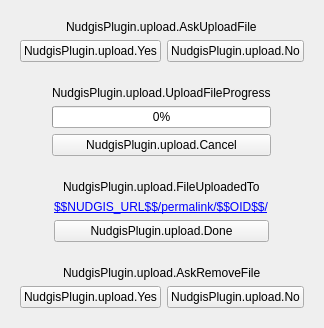
Before: the Qt Designer form src/nudgis-upload.ui in UbiCastTeam/nudgis-obs-plugin, drawn with Qt 5.
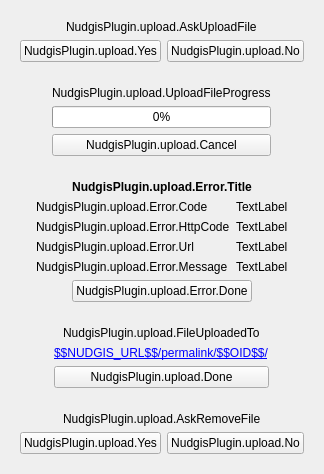
After: the same form once the commit is applied.

Commit message:
nudgis-upload-ui: added error display in UI
  - integration in the ui manager (NudgisUploadUi)
  - addition of a widget dedicated to the display of errors
  - added English translations
  - added French translations

The edit to the form file:
```diff
--- a/src/nudgis-upload.ui
+++ b/src/nudgis-upload.ui
@@ -78,6 +78,152 @@
      </layout>
     </widget>
    </item>
+   <item alignment="Qt::AlignHCenter">
+    <widget class="QWidget" name="widget_Error" native="true">
+     <property name="visible">
+      <bool>false</bool>
+     </property>
+     <layout class="QVBoxLayout" name="verticalLayout_Error">
+      <item>
+       <layout class="QGridLayout" name="gridLayout">
+        <item row="1" column="0">
+         <widget class="QLabel" name="label_Error_Code">
+          <property name="minimumSize">
+           <size>
+            <width>100</width>
+            <height>0</height>
+           </size>
+          </property>
+          <property name="text">
+           <string>NudgisPlugin.upload.Error.Code</string>
+          </property>
+          <property name="alignment">
+           <set>Qt::AlignLeading|Qt::AlignLeft|Qt::AlignTop</set>
+          </property>
+         </widget>
+        </item>
+        <item row="4" column="0">
+         <widget class="QLabel" name="label_Error_Message">
+          <property name="minimumSize">
+           <size>
+            <width>100</width>
+            <height>0</height>
+           </size>
+          </property>
+          <property name="text">
+           <string>NudgisPlugin.upload.Error.Message</string>
+          </property>
+          <property name="alignment">
+           <set>Qt::AlignLeading|Qt::AlignLeft|Qt::AlignTop</set>
+          </property>
+         </widget>
+        </item>
+        <item row="3" column="1">
+         <widget class="QLabel" name="value_Error_Url">
+          <property name="text">
+           <string>TextLabel</string>
+          </property>
+          <property name="textInteractionFlags">
+           <set>Qt::LinksAccessibleByMouse|Qt::TextSelectableByMouse</set>
+          </property>
+         </widget>
+        </item>
+        <item row="1" column="1">
+         <widget class="QLabel" name="value_Error_Code">
+          <property name="text">
+           <string>TextLabel</string>
+          </property>
+          <property name="textInteractionFlags">
+           <set>Qt::LinksAccessibleByMouse|Qt::TextSelectableByMouse</set>
+          </property>
+         </widget>
+        </item>
+        <item row="2" column="1">
+         <widget class="QLabel" name="value_Error_HttpCode">
+          <property name="text">
+           <string>TextLabel</string>
+          </property>
+          <property name="textInteractionFlags">
+           <set>Qt::LinksAccessibleByMouse|Qt::TextSelectableByMouse</set>
+          </property>
+         </widget>
+        </item>
+        <item row="3" column="0">
+         <widget class="QLabel" name="label_Error_Url">
+          <property name="minimumSize">
+           <size>
+            <width>100</width>
+            <height>0</height>
+           </size>
+          </property>
+          <property name="text">
+           <string>NudgisPlugin.upload.Error.Url</string>
+          </property>
+          <property name="alignment">
+           <set>Qt::AlignLeading|Qt::AlignLeft|Qt::AlignTop</set>
+          </property>
+         </widget>
+        </item>
+        <item row="2" column="0">
+         <widget class="QLabel" name="label_Error_HttpCode">
+          <property name="minimumSize">
+           <size>
+            <width>100</width>
+            <height>0</height>
+           </size>
+          </property>
+          <property name="text">
+           <string>NudgisPlugin.upload.Error.HttpCode</string>
+          </property>
+          <property name="alignment">
+           <set>Qt::AlignLeading|Qt::AlignLeft|Qt::AlignTop</set>
+          </property>
+         </widget>
+        </item>
+        <item row="4" column="1">
+         <widget class="QLabel" name="value_Error_Message">
+          <property name="text">
+           <string>TextLabel</string>
+          </property>
+          <property name="wordWrap">
+           <bool>true</bool>
+          </property>
+          <property name="textInteractionFlags">
+           <set>Qt::LinksAccessibleByMouse|Qt::TextSelectableByMouse</set>
+          </property>
+         </widget>
+        </item>
+        <item row="0" column="0" colspan="2">
+         <widget class="QLabel" name="label_Error_Title">
+          <property name="font">
+           <font>
+            <weight>75</weight>
+            <bold>true</bold>
+           </font>
+          </property>
+          <property name="text">
+           <string>NudgisPlugin.upload.Error.Title</string>
+          </property>
+          <property name="alignment">
+           <set>Qt::AlignCenter</set>
+          </property>
+         </widget>
+        </item>
+        <item row="5" column="0" colspan="2" alignment="Qt::AlignHCenter">
+         <widget class="QPushButton" name="pushButton_Error_Done">
+          <property name="autoFillBackground">
+           <bool>false</bool>
+          </property>
+          <property name="text">
+           <string>NudgisPlugin.upload.Error.Done</string>
+          </property>
+         </widget>
+        </item>
+       </layout>
+      </item>
+     </layout>
+    </widget>
+   </item>
    <item alignment="Qt::AlignHCenter">
     <widget class="QWidget" name="widget_UploadFileDone" native="true">
      <property name="visible">
```
The commit also changes 4 other files.
